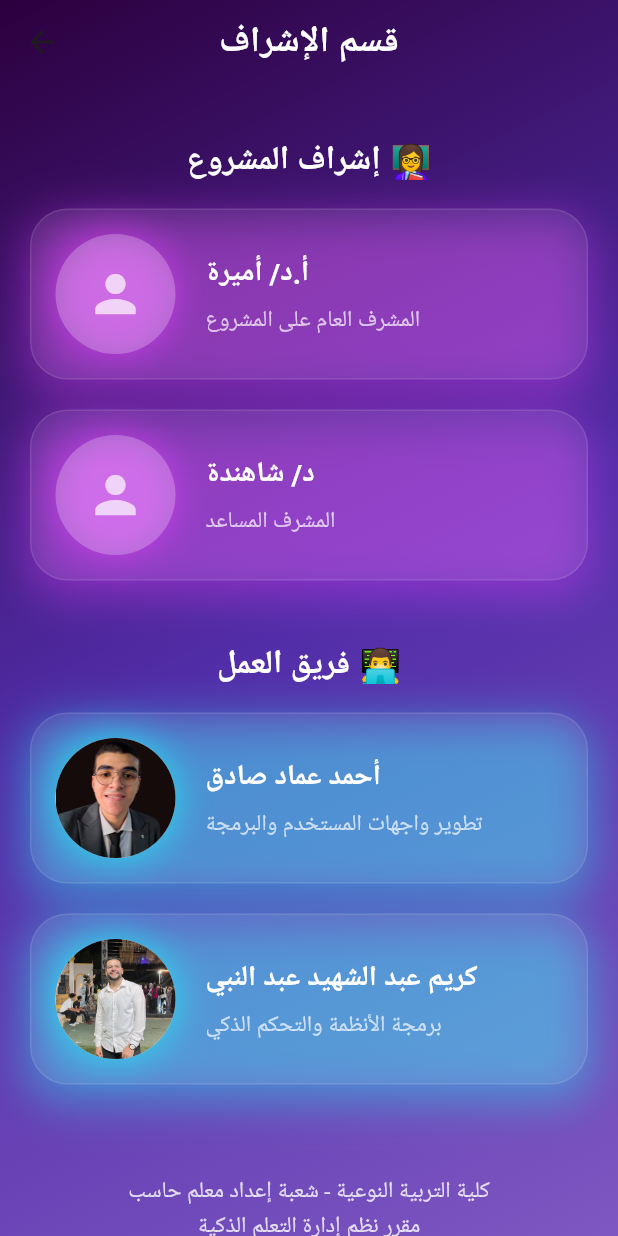
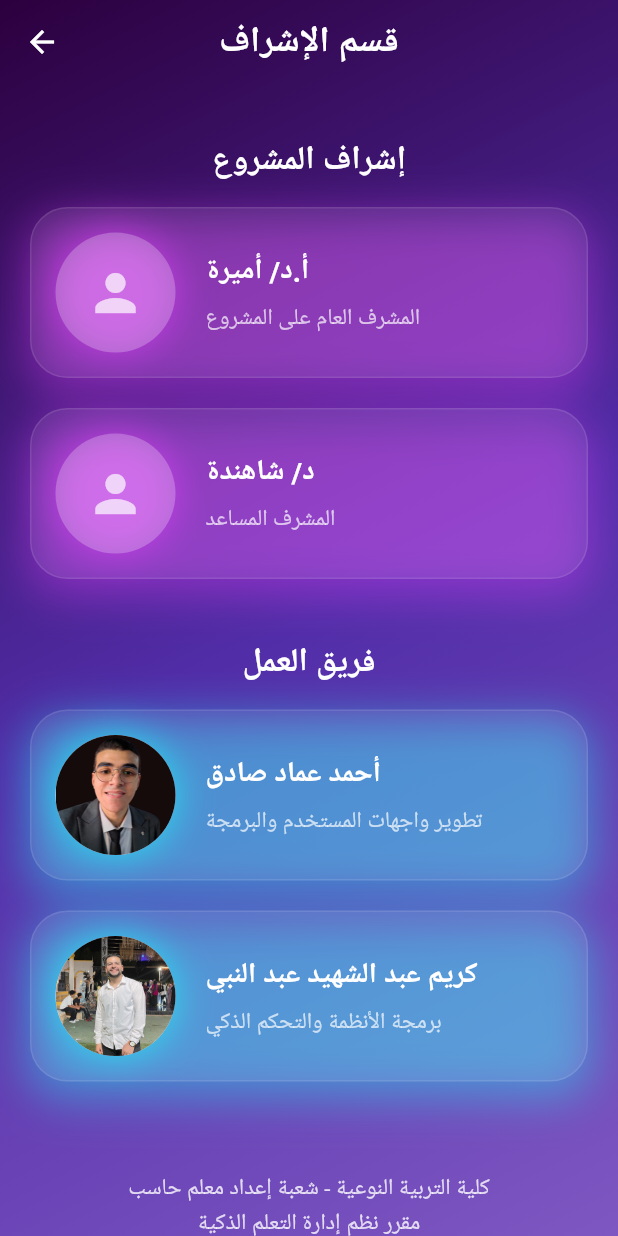
Before and after one commit to ahmedalaayq/Traffic-Light, a Flutter app: the screen it shows after launch, in the side drawer, after a tap on "الإشراف", on a phone screen of 412 x 824 dp. Run offline on Flutter 3.47's test engine with Material 3 defaults, Android fonts, the phone set to English and light mode, and no system bars; our stand-ins replace animate_do, qr_flutter.

Commit message:
refactor: update color opacity methods and improve UI elements

```diff
--- a/lib/services/views/widgets/smart_traffic_body.dart
+++ b/lib/services/views/widgets/smart_traffic_body.dart
@@ -73,12 +73,12 @@ class SmartTrafficBody extends StatelessWidget {
       margin: EdgeInsets.only(top: circleSize*0.5),
       padding: EdgeInsets.symmetric(vertical: 25,horizontal: circleSize * 0.2),
       decoration: BoxDecoration(
-        color: Colors.black.withOpacity(0.25),
+        color: Colors.black.withValues(alpha:0.25),
         borderRadius: BorderRadius.circular(35),
         border: Border.all(color: Colors.white12),
         boxShadow: [
           BoxShadow(
-            color: Colors.black.withOpacity(0.7),
+            color: Colors.black.withValues(alpha:0.7),
             blurRadius: 25,
             offset: const Offset(0, 8),
           ),
@@ -116,8 +116,8 @@ class SmartTrafficBody extends StatelessWidget {
               ? RadialGradient(
             colors: [
               activeColor,
-              activeColor.withOpacity(0.4),
-              Colors.black.withOpacity(0.2),
+              activeColor.withValues(alpha:0.4),
+              Colors.black.withValues(alpha:0.2),
             ],
             stops: const [0.2, 0.7, 1],
           )
@@ -128,7 +128,7 @@ class SmartTrafficBody extends StatelessWidget {
           boxShadow: light.isOn
               ? [
             BoxShadow(
-              color: activeColor.withOpacity(0.7),
+              color: activeColor.withValues(alpha:0.7),
               blurRadius: 40,
               spreadRadius: 10,
             ),
@@ -144,7 +144,7 @@ class SmartTrafficBody extends StatelessWidget {
     return Container(
       padding: const EdgeInsets.all(20),
       decoration: BoxDecoration(
-        color: Colors.white.withOpacity(0.05),
+        color: Colors.white.withValues(alpha:0.05),
         borderRadius: BorderRadius.circular(25),
         border: Border.all(color: Colors.white12),
       ),
@@ -260,7 +260,7 @@ class SmartTrafficBody extends StatelessWidget {
         ),
       ),
       style: ElevatedButton.styleFrom(
-        backgroundColor: enabled ? color.withOpacity(0.85) : Colors.grey.withOpacity(0.3),
+        backgroundColor: enabled ? color.withValues(alpha:0.85) : Colors.grey.withValues(alpha:0.3),
         padding: const EdgeInsets.symmetric(horizontal: 28, vertical: 14),
         shape: RoundedRectangleBorder(borderRadius: BorderRadius.circular(18)),
         elevation: 8,
@@ -279,8 +279,8 @@ class SmartTrafficBody extends StatelessWidget {
             decoration: BoxDecoration(
               gradient: LinearGradient(
                 colors: [
-                  Colors.black.withOpacity(0.8),
-                  Colors.grey.shade900.withOpacity(0.6),
+                  Colors.black.withValues(alpha:0.8),
+                  Colors.grey.shade900.withValues(alpha:0.6),
                 ],
                 begin: Alignment.topLeft,
                 end: Alignment.bottomRight,
@@ -288,7 +288,7 @@ class SmartTrafficBody extends StatelessWidget {
               borderRadius: BorderRadius.circular(25),
               boxShadow: [
                 BoxShadow(
-                  color: Colors.greenAccent.withOpacity(0.4),
+                  color: Colors.greenAccent.withValues(alpha:0.4),
                   blurRadius: 20,
                   spreadRadius: 3,
                   offset: const Offset(0, 5),
@@ -313,7 +313,7 @@ class SmartTrafficBody extends StatelessWidget {
                     launchUrl(Uri.parse(url));
                   },
                   borderRadius: BorderRadius.circular(20),
-                  splashColor: Colors.greenAccent.withOpacity(0.2),
+                  splashColor: Colors.greenAccent.withValues(alpha:0.2),
                   child: Container(
                     padding: const EdgeInsets.all(10),
                     decoration: BoxDecoration(
@@ -321,7 +321,7 @@ class SmartTrafficBody extends StatelessWidget {
                       borderRadius: BorderRadius.circular(20),
                       boxShadow: [
                         BoxShadow(
-                          color: Colors.greenAccent.withOpacity(0.5),
+                          color: Colors.greenAccent.withValues(alpha:0.5),
                           blurRadius: 15,
                           spreadRadius: 2,
                         ),
@@ -343,7 +343,7 @@ class SmartTrafficBody extends StatelessWidget {
           Text(
             "📱 Scan to open the form",
             style: TextStyle(
-              color: Colors.white.withOpacity(0.85),
+              color: Colors.white.withValues(alpha:0.85),
               fontSize: isTablet ? 18 : 15,
               fontWeight: FontWeight.w500,
             ),
@@ -390,7 +390,7 @@ class _PulseGlowState extends State<PulseGlow> with SingleTickerProviderStateMix
           shape: BoxShape.circle,
           boxShadow: [
             BoxShadow(
-              color: widget.color.withOpacity(0.4),
+              color: widget.color.withValues(alpha:0.4),
               blurRadius: 40,
               spreadRadius: 20,
             ),
--- a/lib/widgets/custom_appbar.dart
+++ b/lib/widgets/custom_appbar.dart
@@ -8,6 +8,7 @@ class CustomAppbar extends StatelessWidget implements PreferredSizeWidget {
   @override
   Widget build(BuildContext context) {
     return AppBar(
+      iconTheme: const IconThemeData(color: Colors.white),
       elevation: 0,
       backgroundColor: Colors.transparent,
       centerTitle: true,
@@ -18,9 +19,9 @@ class CustomAppbar extends StatelessWidget implements PreferredSizeWidget {
           child: Container(
             padding: const EdgeInsets.symmetric(horizontal: 20, vertical: 10),
             decoration: BoxDecoration(
-              color: Colors.white.withOpacity(0.05),
+              color: Colors.white.withValues(alpha: 0.05),
               borderRadius: BorderRadius.circular(20),
-              border: Border.all(color: Colors.white.withOpacity(0.1)),
+              border: Border.all(color: Colors.white.withValues(alpha: 0.1)),
             ),
             child: const Text(
               '🚦 Smart Traffic Controller',
@@ -36,7 +37,8 @@ class CustomAppbar extends StatelessWidget implements PreferredSizeWidget {
       ),
     );
   }
+
   @override
-// TODO: implement preferredSize
+  // TODO: implement preferredSize
   Size get preferredSize => const Size.fromHeight(kToolbarHeight);
 }
--- a/lib/widgets/custom_drawer_item.dart
+++ b/lib/widgets/custom_drawer_item.dart
@@ -1,5 +1,4 @@
 import 'package:flutter/material.dart';
-import '../services/views/widgets/dashboard_view.dart';
 import 'super_visors_screen.dart';
 class CustomDrawerItem extends StatelessWidget {
   const CustomDrawerItem({super.key});
--- a/lib/widgets/super_visors_screen.dart
+++ b/lib/widgets/super_visors_screen.dart
@@ -1,4 +1,3 @@
-import 'dart:ui';
 
 import 'package:flutter/material.dart';
 
@@ -37,6 +36,7 @@ class _SupervisorViewState extends State<SupervisorView> with SingleTickerProvid
     return Scaffold(
       extendBodyBehindAppBar: true,
       appBar: AppBar(
+        iconTheme: const IconThemeData(color: Colors.white),
         backgroundColor: Colors.transparent,
         elevation: 0,
         centerTitle: true,
@@ -50,6 +50,8 @@ class _SupervisorViewState extends State<SupervisorView> with SingleTickerProvid
         ),
       ),
       body: Container(
+        alignment: Alignment.center,
+        height: double.infinity,
         width: double.infinity,
         decoration: const BoxDecoration(
           gradient: LinearGradient(
@@ -71,8 +73,8 @@ class _SupervisorViewState extends State<SupervisorView> with SingleTickerProvid
                 crossAxisAlignment: CrossAxisAlignment.center,
                 children: [
                   const SizedBox(height: 10),
-
-                  _buildSectionTitle('إشراف المشروع 👩‍🏫'),
+//👩‍🏫
+                  _buildSectionTitle('إشراف المشروع'),
                   const SizedBox(height: 15),
                   _buildSupervisorCard(
                     name: 'أ.د/ أميرة',
@@ -87,8 +89,8 @@ class _SupervisorViewState extends State<SupervisorView> with SingleTickerProvid
                   ),
 
                   const SizedBox(height: 40),
-
-                  _buildSectionTitle('فريق العمل 👨‍💻'),
+//👨‍💻
+                  _buildSectionTitle('فريق العمل'),
                   const SizedBox(height: 15),
                   _buildTeamMemberCard(
                     name: 'أحمد عماد صادق',
@@ -107,7 +109,7 @@ class _SupervisorViewState extends State<SupervisorView> with SingleTickerProvid
                     'كلية التربية النوعية - شعبة إعداد معلم حاسب\nمقرر نظم إدارة التعلم الذكية',
                     textAlign: TextAlign.center,
                     style: TextStyle(
-                      color: Colors.white.withOpacity(0.8),
+                      color: Colors.white.withValues(alpha: 0.8),
                       fontSize: isTablet ? 18 : 15,
                       height: 1.5,
                     ),
--- a/lib/widgets/supervisor_view.dart
+++ b/lib/widgets/supervisor_view.dart
@@ -78,10 +78,10 @@ class SupervisorView extends StatelessWidget {
                     shape: RoundedRectangleBorder(
                       borderRadius: BorderRadius.circular(25),
                     ),
-                    child: Padding(
-                      padding: const EdgeInsets.all(24.0),
+                    child: const Padding(
+                      padding: EdgeInsets.all(24.0),
                       child: Column(
-                        children: const [
+                        children: [
                           Text(
                             'من خلال هذا القسم يمكنك متابعة حالة النظام ومراقبة أداء وحدات الإضاءة والتحكم بها بشكل مركزي 🔍',
                             textAlign: TextAlign.center,
```
Also changed, not shown: pubspec.lock, 1 other file.
